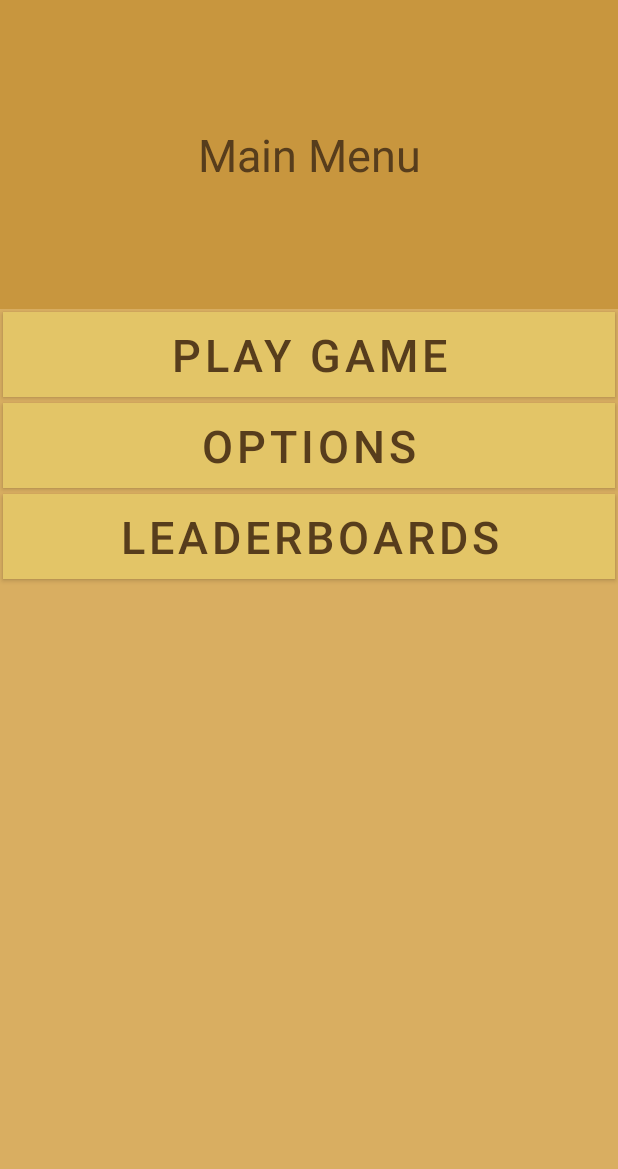
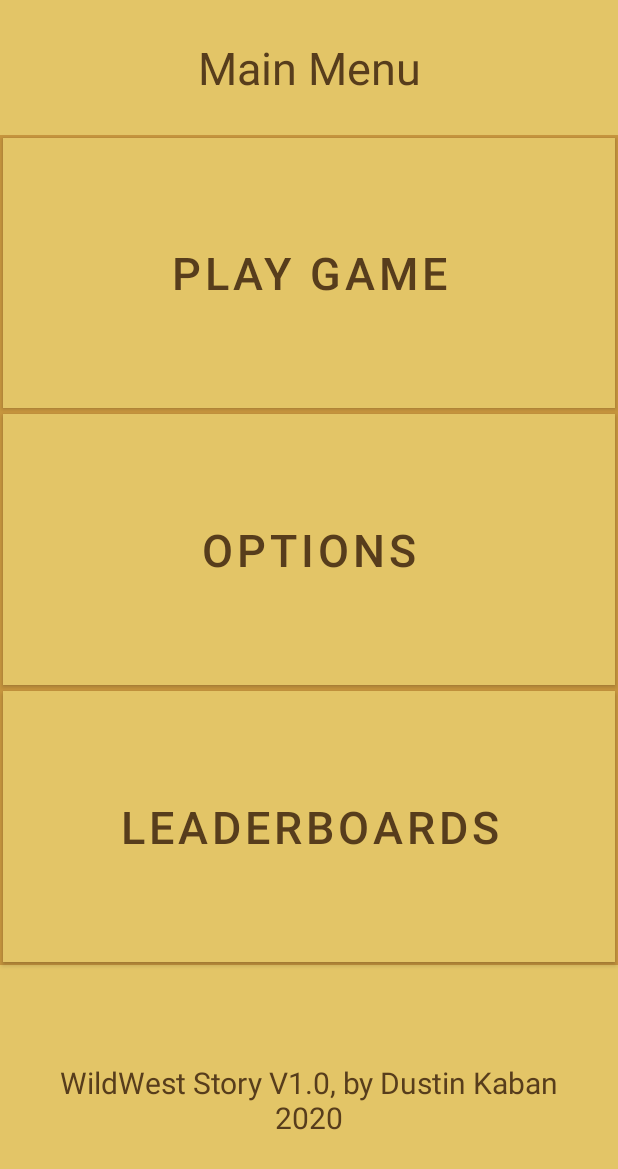
Before and after one commit to Dkaban/Hybrid-Choose-Your-Own-Adventure, an Android app: the screen it shows after launch (MainActivity), on a phone screen of 412 x 824 dp. Shown: the top 1169 px of the screen. Run offline under Robolectric (Android 15) with nearby library versions, the phone set to English and light mode, and no system bars.

Commit message:
Polished up the UI.  Changed buttons to have strokes.  Persistent Menu button sizes.  Fixed Finally repeating Toast

```diff
--- a/app/src/main/assets/dialogueFile.txt
+++ b/app/src/main/assets/dialogueFile.txt
@@ -71,7 +71,7 @@ You defeated all the bandits and the elderly man looks familiar now.
 Talk to elderly man
 Tackle elderly man
 There were still more bandits, you and the elderly man were defeated.
-Restat Game
+Restart Game
 Go to LeaderBoards
 You tackled the old man.  He winces, but looks at you, and says, Sunny?
 Grandpa
--- a/app/src/main/res/layout/activity_main.xml
+++ b/app/src/main/res/layout/activity_main.xml
@@ -1,66 +1,69 @@
 <?xml version="1.0" encoding="utf-8"?>
-<LinearLayout
-    xmlns:android="http://schemas.android.com/apk/res/android"
+<LinearLayout xmlns:android="http://schemas.android.com/apk/res/android"
     xmlns:tools="http://schemas.android.com/tools"
     android:layout_width="match_parent"
     android:layout_height="match_parent"
+    xmlns:app="http://schemas.android.com/apk/res-auto"
     android:orientation="vertical"
     tools:context=".MainActivity"
-    android:weightSum="2">
-
-    <LinearLayout
-        android:id="@+id/linearLayout_mainMenuText"
-        android:layout_width="match_parent"
-        android:layout_height="0dp"
-        android:orientation="vertical"
-        android:layout_gravity="center"
-        android:layout_weight="0.5">
+    android:weightSum="4.5"
+    android:background="@color/yellow_darker">
 
     <TextView
         android:id="@+id/text_mainMenuHeader"
         android:layout_width="match_parent"
-        android:layout_height="match_parent"
+        android:layout_height="0dp"
         android:text="@string/text_mainMenuHeader"
         android:textSize="30sp"
         android:textColor="@color/brown_medium"
-        android:background="@color/yellow_darker"
-        android:gravity="center"/>
-
-    </LinearLayout>
-
-    <LinearLayout
-        android:id="@+id/linearLayout_mainMenuButtons"
-        android:layout_width="match_parent"
-        android:layout_height="0dp"
-        android:orientation="vertical"
-        android:layout_gravity="center"
-        android:layout_weight="1.5"
-        android:background="@color/yellow_medium">
+        android:background="@color/yellow_lighter"
+        android:gravity="center"
+        android:layout_weight="0.5" />
 
     <Button
         android:id="@+id/button_playGame"
         android:layout_width="match_parent"
-            android:layout_height="wrap_content"
+        android:layout_height="0dp"
         android:text="@string/button_playGame"
         android:onClick="onClickMenuOption"
-            style="@style/ButtonStyle_darkText_LightButton"/>
+        style="@style/ButtonStyle_darkText_LightButton"
+        android:layout_weight="1"
+        app:strokeColor="@color/brown_medium"
+        app:strokeWidth="5dp"/>
 
     <Button
         android:id="@+id/button_options"
         android:layout_width="match_parent"
-            android:layout_height="wrap_content"
+        android:layout_height="0dp"
         android:text="@string/button_options"
         android:onClick="onClickMenuOption"
-            style="@style/ButtonStyle_darkText_LightButton"/>
+        style="@style/ButtonStyle_darkText_LightButton"
+        android:layout_weight="1"
+        app:strokeColor="@color/brown_medium"
+        app:strokeWidth="5dp"/>
 
     <Button
         android:id="@+id/button_leaderboards"
         android:layout_width="match_parent"
-            android:layout_height="wrap_content"
+        android:layout_height="0dp"
         android:text="@string/button_leaderBoards"
         android:onClick="onClickMenuOption"
-            style="@style/ButtonStyle_darkText_LightButton"/>
+        style="@style/ButtonStyle_darkText_LightButton"
+        android:layout_weight="1"
+        app:strokeColor="@color/brown_medium"
+        app:strokeWidth="5dp"/>
+
+    <TextView
+        android:id="@+id/text_mainMenuFooter"
+        android:layout_width="match_parent"
+        android:layout_height="0dp"
+        android:text="@string/text_mainMenuFooter"
+        android:textSize="20sp"
+        android:textColor="@color/brown_medium"
+        android:background="@color/yellow_lighter"
+        android:gravity="center"
+        android:layout_weight="1"
+        android:paddingRight="20dp"
+        android:paddingLeft="20dp" />
 
 </LinearLayout>
-
-</LinearLayout>
--- a/app/src/main/res/values/strings.xml
+++ b/app/src/main/res/values/strings.xml
@@ -11,6 +11,7 @@
     <string name="button_playGame">Play Game</string>
     <string name="button_options">Options</string>
     <string name="button_leaderBoards">LeaderBoards</string>
+    <string name="text_mainMenuFooter">WildWest Story V1.0, by Dustin Kaban 2020</string>
 
     <!-- Choose Adventure Strings -->
     <string name="button_mainMenu">Main Menu</string>
@@ -22,7 +23,7 @@
     <string name="button_option3">Option 3</string>
 
     <!-- LeaderBoard Strings -->
-    <string name="text_leaderBoardHeader">Statistics</string>
+    <string name="text_leaderBoardHeader">LeaderBoards</string>
     <string name="text_leaderBoardFooter">Thanks for playing!</string>
 
     <!-- Options Strings -->
```
Also changed, not shown: app/src/main/java/com/example/hybridyourownadventure/GameTwoActivity.java (+36 -17 lines), app/src/main/res/layout/activity_choose_adventure.xml (+19 -9 lines), app/src/main/res/layout/activity_game_one.xml (+15 -44 lines), app/src/main/res/layout/activity_game_three.xml (+7 -5 lines), app/src/main/res/layout/activity_game_two.xml (+17 -56 lines), app/src/main/res/layout/activity_leader_board.xml (+16 -10 lines), app/src/main/res/layout/activity_options.xml (+22 -14 lines). Lines whose indentation alone changed are shown as unchanged.
